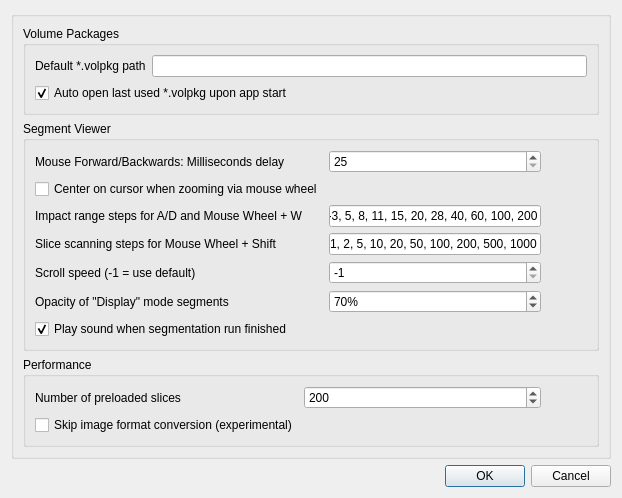
This is volume-cartographer/apps/VC3D/VCSettings.ui in SuperOptimizer/villa as Qt 5 draws it before an edit. The edited form follows.
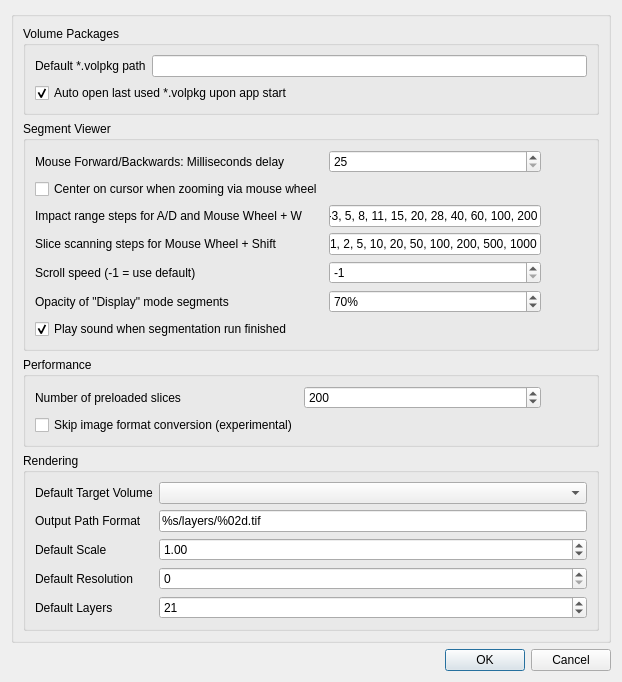
This is the edited form. Icons and pictures are not drawn.

Commit message:
Create surftreewidget context menu, add rendering from it
added context menu for surfacetreewidget, added a render button (with a separator)  , hooked up vc_render_tifxyz to it, and added some defaults in settings.

Diff of the .ui file:
```diff
--- a/volume-cartographer/apps/VC3D/VCSettings.ui
+++ b/volume-cartographer/apps/VC3D/VCSettings.ui
@@ -7,7 +7,7 @@
     <x>0</x>
     <y>0</y>
     <width>622</width>
-    <height>495</height>
+    <height>580</height>
    </rect>
   </property>
   <property name="windowTitle">
@@ -274,6 +274,102 @@
         </layout>
        </widget>
       </item>
+      <item row="3" column="0" colspan="2">
+       <widget class="QGroupBox" name="groupBoxRendering">
+        <property name="title">
+         <string>Rendering</string>
+        </property>
+        <layout class="QGridLayout" name="gridLayoutRendering">
+         <item row="0" column="0">
+          <widget class="QLabel" name="labelDefaultVolume">
+           <property name="text">
+            <string>Default Target Volume</string>
+           </property>
+          </widget>
+         </item>
+         <item row="0" column="1">
+          <widget class="QComboBox" name="cmbDefaultVolume"/>
+         </item>
+         <item row="1" column="0">
+          <widget class="QLabel" name="labelOutputFormat">
+           <property name="text">
+            <string>Output Path Format</string>
+           </property>
+          </widget>
+         </item>
+         <item row="1" column="1">
+          <widget class="QLineEdit" name="edtOutputFormat">
+           <property name="text">
+            <string>%s/layers/%02d.tif</string>
+           </property>
+          </widget>
+         </item>
+         <item row="2" column="0">
+          <widget class="QLabel" name="labelScale">
+           <property name="text">
+            <string>Default Scale</string>
+           </property>
+          </widget>
+         </item>
+         <item row="2" column="1">
+          <widget class="QDoubleSpinBox" name="spinScale">
+           <property name="minimum">
+            <double>0.010000000000000</double>
+           </property>
+           <property name="maximum">
+            <double>10.000000000000000</double>
+           </property>
+           <property name="singleStep">
+            <double>0.100000000000000</double>
+           </property>
+           <property name="value">
+            <double>1.000000000000000</double>
+           </property>
+          </widget>
+         </item>
+         <item row="3" column="0">
+          <widget class="QLabel" name="labelResolution">
+           <property name="text">
+            <string>Default Resolution</string>
+           </property>
+          </widget>
+         </item>
+         <item row="3" column="1">
+          <widget class="QSpinBox" name="spinResolution">
+           <property name="minimum">
+            <number>0</number>
+           </property>
+           <property name="maximum">
+            <number>5</number>
+           </property>
+           <property name="value">
+            <number>0</number>
+           </property>
+          </widget>
+         </item>
+         <item row="4" column="0">
+          <widget class="QLabel" name="labelLayers">
+           <property name="text">
+            <string>Default Layers</string>
+           </property>
+          </widget>
+         </item>
+         <item row="4" column="1">
+          <widget class="QSpinBox" name="spinLayers">
+           <property name="minimum">
+            <number>1</number>
+           </property>
+           <property name="maximum">
+            <number>100</number>
+           </property>
+           <property name="value">
+            <number>21</number>
+           </property>
+          </widget>
+         </item>
+        </layout>
+       </widget>
+      </item>
      </layout>
     </widget>
    </item>
```
The commit also changes 8 other files.
